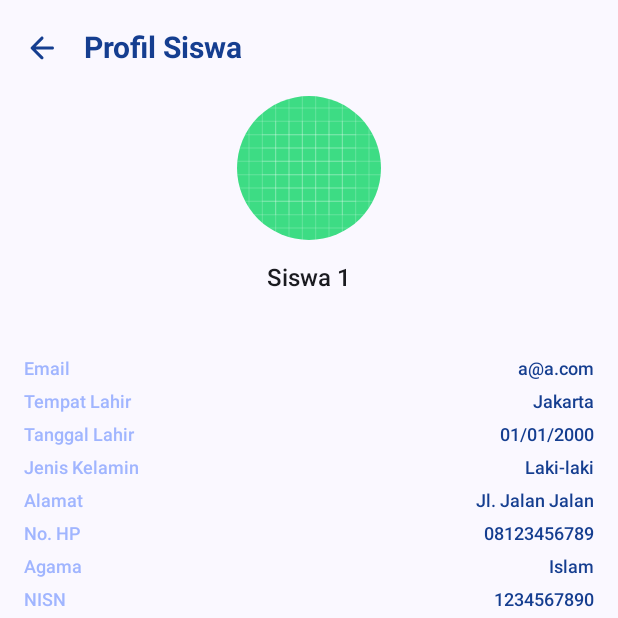
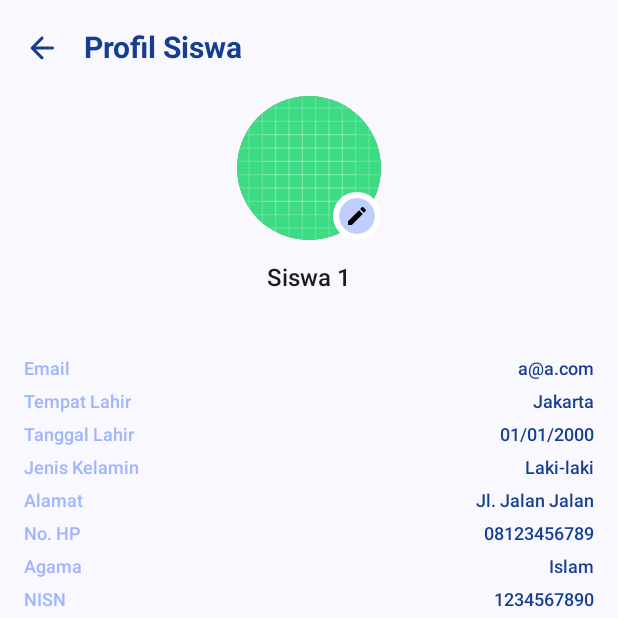
Before and after one commit to azaiskr/Facillify, an Android app built with Jetpack Compose: the ProfileScreen screen opened through its navigation route, on a phone screen of 412 x 824 dp, the top half of it. Run offline under Robolectric (Android 15) with nearby library versions, the phone set to English and light mode, and no system bars; pictures from the network do not load.

Commit message:
add: change img profile

```diff
--- a/app/src/main/java/com/lidm/facillify/ui/ViewModelFactory.kt
+++ b/app/src/main/java/com/lidm/facillify/ui/ViewModelFactory.kt
@@ -1,11 +1,14 @@
 package com.lidm.facillify.ui
 
+import android.os.Build
+import androidx.annotation.RequiresApi
 import androidx.lifecycle.ViewModel
 import androidx.lifecycle.ViewModelProvider
 import com.lidm.facillify.data.remote.api.ChatbotApiService
 import com.lidm.facillify.ui.viewmodel.ChatViewModel
 
 class ViewModelFactory(private val apiService: ChatbotApiService) : ViewModelProvider.Factory {
+    @RequiresApi(Build.VERSION_CODES.O)
     @Suppress("UNCHECKED_CAST")
     override fun <T : ViewModel> create(modelClass: Class<T>): T {
         if (modelClass.isAssignableFrom(ChatViewModel::class.java)) {
--- a/app/src/main/java/com/lidm/facillify/ui/components/CardLatihanSoalGuru.kt
+++ b/app/src/main/java/com/lidm/facillify/ui/components/CardLatihanSoalGuru.kt
@@ -52,7 +52,8 @@ fun CardLatihanSoalGuru(
                 verticalAlignment = Alignment.Top
             ){
                 Image(
-                    painter = painterResource(id = R.drawable.editor_choice),
+                    //gak ketemu gambarnya
+                    painter = painterResource(id = R.drawable.onboarding_image_one),
                     contentDescription = null,
                     modifier = Modifier
                         .size(40.dp),
--- a/app/src/main/java/com/lidm/facillify/ui/profile/ProfileScreen.kt
+++ b/app/src/main/java/com/lidm/facillify/ui/profile/ProfileScreen.kt
@@ -1,7 +1,15 @@
 package com.lidm.facillify.ui.profile
 
+import android.graphics.ImageDecoder
+import android.net.Uri
+import android.os.Build
+import android.provider.MediaStore
+import androidx.activity.compose.rememberLauncherForActivityResult
+import androidx.activity.result.contract.ActivityResultContracts
 import androidx.compose.foundation.BorderStroke
 import androidx.compose.foundation.Image
+import androidx.compose.foundation.background
+import androidx.compose.foundation.layout.Box
 import androidx.compose.foundation.layout.Column
 import androidx.compose.foundation.layout.Row
 import androidx.compose.foundation.layout.Spacer
@@ -12,13 +20,25 @@ import androidx.compose.foundation.layout.padding
 import androidx.compose.foundation.layout.size
 import androidx.compose.foundation.shape.CircleShape
 import androidx.compose.foundation.shape.RoundedCornerShape
+import androidx.compose.material.icons.Icons
+import androidx.compose.material.icons.filled.Edit
+import androidx.compose.material3.Icon
+import androidx.compose.material3.IconButton
+import androidx.compose.material3.IconButtonDefaults
 import androidx.compose.material3.OutlinedButton
 import androidx.compose.material3.Text
 import androidx.compose.runtime.Composable
+import androidx.compose.runtime.getValue
+import androidx.compose.runtime.mutableStateOf
+import androidx.compose.runtime.remember
+import androidx.compose.runtime.setValue
 import androidx.compose.ui.Alignment
 import androidx.compose.ui.Modifier
 import androidx.compose.ui.draw.clip
+import androidx.compose.ui.graphics.Color
+import androidx.compose.ui.graphics.asImageBitmap
 import androidx.compose.ui.layout.ContentScale
+import androidx.compose.ui.platform.LocalContext
 import androidx.compose.ui.res.painterResource
 import androidx.compose.ui.text.TextStyle
 import androidx.compose.ui.text.font.FontWeight
@@ -31,6 +51,7 @@ import com.lidm.facillify.ui.components.SecondaryButton
 import com.lidm.facillify.ui.theme.AlertRed
 import com.lidm.facillify.ui.theme.DarkBlue
 import com.lidm.facillify.ui.theme.OnBlueSecondary
+import com.lidm.facillify.ui.theme.SecondaryBlue
 import com.lidm.facillify.util.Role
 
 data class Siswa(
@@ -68,17 +89,7 @@ fun ProfileScreen(
         nisn = "1234567890",
         role = Role.STUDENT
     )
-    //        when (val response = viewModel.materiBelajar){
-//            is Response.Loading -> {
-//                /*TODO*/
-//            }
-//            is Response.Success -> {
-//                /*TODO*/
-//            }
-//            is Response.Error -> {
-//                /*TODO*/
-//            }
-//        }
+
     ProfileContent(
         profileData = siswa,
         modifier = modifier,
@@ -117,20 +128,76 @@ fun ProfileContent(
         profileData.parent
     )
 
+    // State to hold the selected profile image URI
+    var profileImageUri by remember { mutableStateOf<Uri?>(null) }
+    val context = LocalContext.current
+
+    // Launcher to pick an image from the gallery
+    val launcher = rememberLauncherForActivityResult(
+        contract = ActivityResultContracts.GetContent(),
+        onResult = { uri: Uri? ->
+            if (uri != null) {
+                profileImageUri = uri
+            }
+        }
+    )
+
     Column(
         modifier = modifier
             .fillMaxSize()
             .padding(horizontal = 16.dp),
         horizontalAlignment = Alignment.CenterHorizontally,
     ) {
-        Image(
-            painter = painterResource(id = profileData.imgProfile),
-            contentDescription = null,
+        Box(
+            contentAlignment = Alignment.BottomEnd,
             modifier = modifier
                 .size(96.dp)
-                .clip(CircleShape),
-            contentScale = ContentScale.Crop,
-        )
+        ) {
+            profileImageUri?.let { uri ->
+                val bitmap = if (Build.VERSION.SDK_INT < 28) {
+                    MediaStore.Images.Media.getBitmap(context.contentResolver, uri)
+                } else {
+                    val source = ImageDecoder.createSource(context.contentResolver, uri)
+                    ImageDecoder.decodeBitmap(source)
+                }
+                Image(
+                    bitmap = bitmap.asImageBitmap(),
+                    contentDescription = null,
+                    modifier = modifier
+                        .size(96.dp)
+                        .clip(CircleShape)
+                        .background(Color.Gray),
+                    contentScale = ContentScale.Crop,
+                )
+            } ?: run {
+                Image(
+                    painter = painterResource(id = profileData.imgProfile),
+                    contentDescription = null,
+                    modifier = modifier
+                        .size(96.dp)
+                        .clip(CircleShape)
+                        .background(Color.Gray),
+                    contentScale = ContentScale.Crop,
+                )
+            }
+            IconButton(
+                onClick = { launcher.launch("image/*") },
+                modifier = modifier
+                    .size(32.dp)
+                    .background(Color.White, CircleShape)
+                    .padding(4.dp),
+                colors = IconButtonDefaults.iconButtonColors(
+                    containerColor = SecondaryBlue
+                )
+            ) {
+                Icon(
+                    imageVector = Icons.Default.Edit,
+                    contentDescription = "Edit Profile Picture",
+                    tint = Color.Black,
+                    modifier = modifier.padding(4.dp)
+                )
+            }
+        }
         Text(
             text = profileData.name,
             modifier = modifier
```
